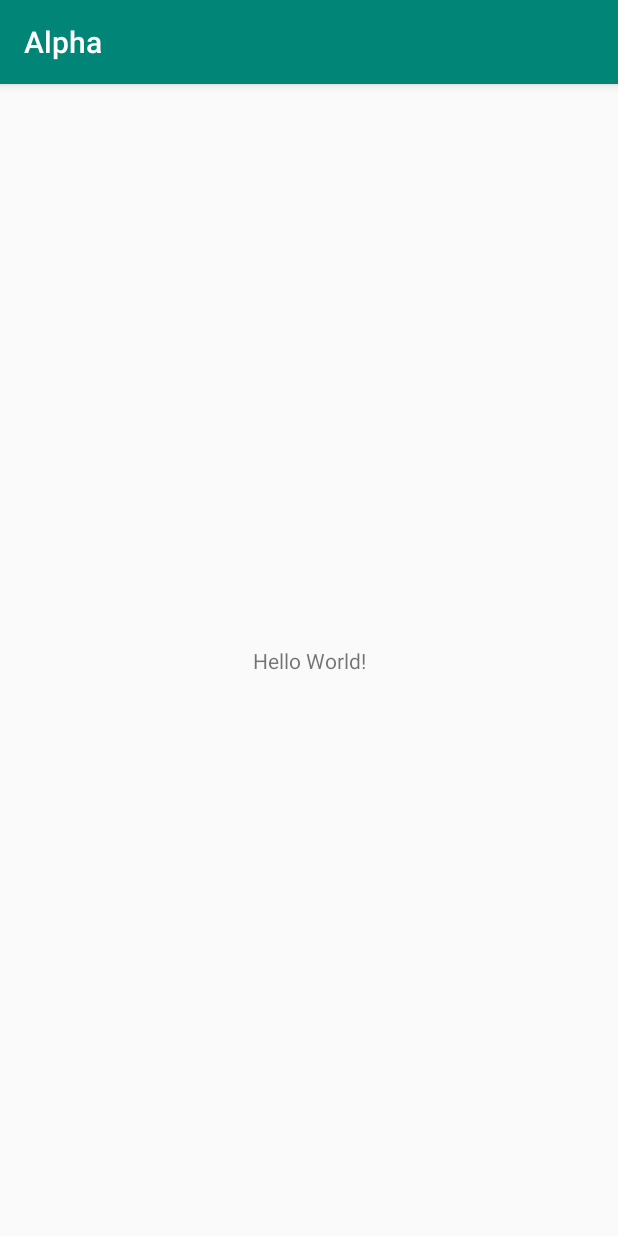
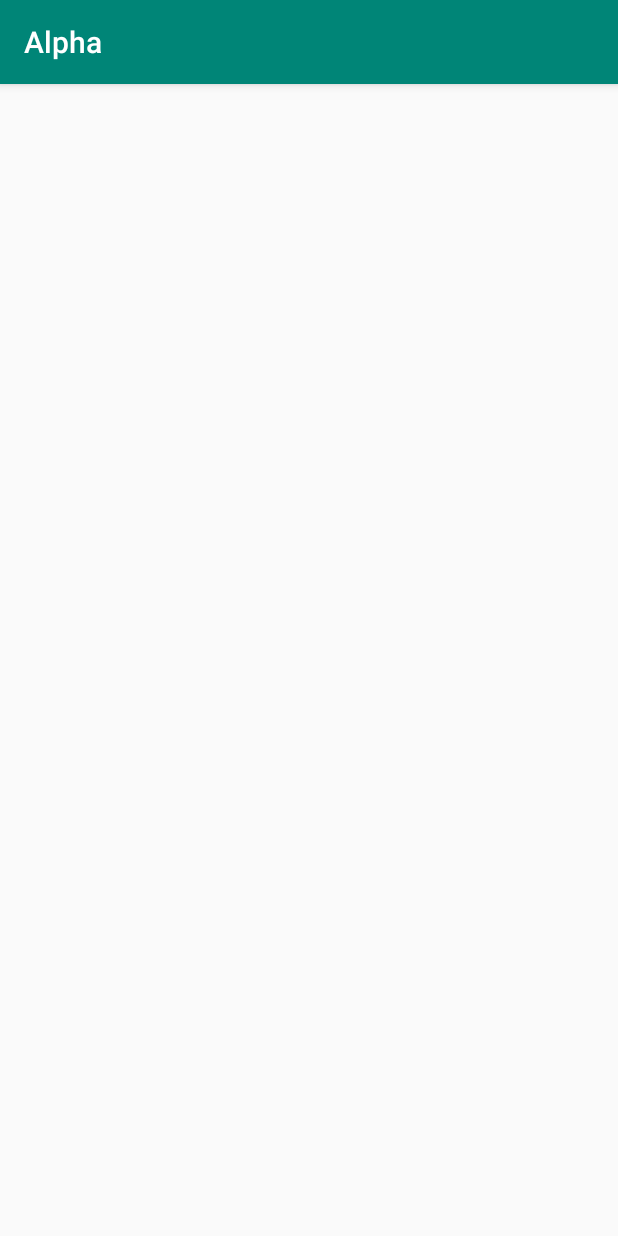
Before and after one commit to Michalley/Alpha, an Android app: the screen it shows after launch (MainActivity), on a phone screen of 412 x 824 dp. Run offline under Robolectric (Android 15) with nearby library versions, the phone set to English and light mode, and no system bars.

Commit message:
2nd commit

```diff
--- a/app/build.gradle
+++ b/app/build.gradle
@@ -27,3 +27,4 @@ dependencies {
     androidTestImplementation 'androidx.test.ext:junit:1.1.0'
     androidTestImplementation 'androidx.test.espresso:espresso-core:3.1.1'
 }
+apply plugin: 'com.google.gms.google-services'
--- a/app/src/main/java/com/example/alpha/MainActivity.java
+++ b/app/src/main/java/com/example/alpha/MainActivity.java
@@ -3,6 +3,7 @@ package com.example.alpha;
 import androidx.appcompat.app.AppCompatActivity;
 
 import android.os.Bundle;
+import android.view.View;
 
 public class MainActivity extends AppCompatActivity {
 
--- a/app/src/main/res/layout/activity_main.xml
+++ b/app/src/main/res/layout/activity_main.xml
@@ -1,18 +1,11 @@
 <?xml version="1.0" encoding="utf-8"?>
-<androidx.constraintlayout.widget.ConstraintLayout xmlns:android="http://schemas.android.com/apk/res/android"
+<LinearLayout xmlns:android="http://schemas.android.com/apk/res/android"
     xmlns:app="http://schemas.android.com/apk/res-auto"
     xmlns:tools="http://schemas.android.com/tools"
     android:layout_width="match_parent"
     android:layout_height="match_parent"
+    android:gravity="center"
+    android:orientation="vertical"
     tools:context=".MainActivity">
 
-    <TextView
-        android:layout_width="wrap_content"
-        android:layout_height="wrap_content"
-        android:text="Hello World!"
-        app:layout_constraintBottom_toBottomOf="parent"
-        app:layout_constraintLeft_toLeftOf="parent"
-        app:layout_constraintRight_toRightOf="parent"
-        app:layout_constraintTop_toTopOf="parent" />
-
-</androidx.constraintlayout.widget.ConstraintLayout>
+</LinearLayout>
--- a/build.gradle
+++ b/build.gradle
@@ -8,6 +8,7 @@ buildscript {
     }
     dependencies {
         classpath 'com.android.tools.build:gradle:3.5.2'
+        classpath 'com.google.gms:google-services:4.3.2'
 
         // NOTE: Do not place your application dependencies here; they belong
         // in the individual module build.gradle files
```
Also changed, not shown: 1 other file.
